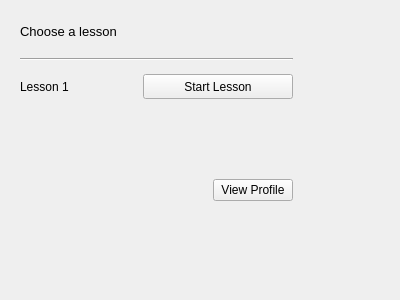
Above: mainmenuGUI.ui from WyattShawDal/ENGM-4620-PyProject before the change. Below: the same form after it.
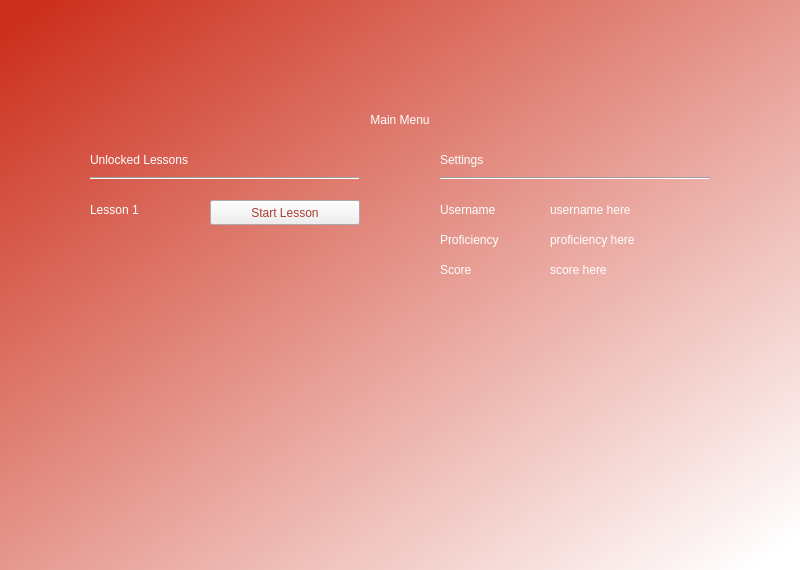
That is the form after the change.

What changed in the file:
```diff
--- a/mainmenuGUI.ui
+++ b/mainmenuGUI.ui
@@ -6,132 +6,254 @@
    <rect>
     <x>0</x>
     <y>0</y>
-    <width>400</width>
-    <height>300</height>
+    <width>800</width>
+    <height>570</height>
    </rect>
   </property>
   <property name="windowTitle">
    <string>Form</string>
   </property>
-  <widget class="QWidget" name="verticalLayoutWidget_2">
+  <widget class="QWidget" name="widget" native="true">
    <property name="geometry">
     <rect>
-     <x>20</x>
-     <y>10</y>
-     <width>273</width>
-     <height>191</height>
+     <x>0</x>
+     <y>0</y>
+     <width>800</width>
+     <height>570</height>
     </rect>
    </property>
-   <layout class="QVBoxLayout" name="verticalLayout_2">
-    <property name="sizeConstraint">
-     <enum>QLayout::SetNoConstraint</enum>
+   <property name="styleSheet">
+    <string notr="true">QWidget#widget{
+background-color: qlineargradient(spread:pad, x1:0, y1:0, x2:1, y2:1, stop:0.0302013 rgba(204, 48, 29, 255), stop:0.969799 rgba(255, 255, 255, 255));}</string>
+   </property>
+   <widget class="QLabel" name="label_7">
+    <property name="geometry">
+     <rect>
+      <x>200</x>
+      <y>100</y>
+      <width>400</width>
+      <height>40</height>
+     </rect>
     </property>
-    <item>
-     <layout class="QVBoxLayout" name="verticalLayout">
-      <property name="sizeConstraint">
-       <enum>QLayout::SetMinimumSize</enum>
-      </property>
-      <item>
-       <widget class="QLabel" name="label">
-        <property name="minimumSize">
-         <size>
-          <width>229</width>
-          <height>42</height>
-         </size>
-        </property>
-        <property name="font">
-         <font>
-          <pointsize>10</pointsize>
-         </font>
-        </property>
-        <property name="text">
-         <string>Choose a lesson</string>
-        </property>
-       </widget>
-      </item>
-      <item>
-       <widget class="Line" name="line">
-        <property name="minimumSize">
-         <size>
-          <width>229</width>
-          <height>3</height>
-         </size>
-        </property>
-        <property name="orientation">
-         <enum>Qt::Horizontal</enum>
-        </property>
-       </widget>
-      </item>
-      <item>
-       <layout class="QHBoxLayout" name="horizontalLayout">
-        <item>
-         <widget class="QLabel" name="label_2">
-          <property name="minimumSize">
-           <size>
-            <width>111</width>
-            <height>40</height>
-           </size>
-          </property>
-          <property name="text">
-           <string>Lesson 1</string>
-          </property>
-         </widget>
-        </item>
-        <item>
-         <widget class="QPushButton" name="lesson1Button">
-          <property name="minimumSize">
-           <size>
-            <width>150</width>
-            <height>25</height>
-           </size>
-          </property>
-          <property name="text">
-           <string>Start Lesson</string>
-          </property>
-         </widget>
-        </item>
-       </layout>
-      </item>
-     </layout>
-    </item>
-    <item>
-     <spacer name="verticalSpacer">
-      <property name="orientation">
-       <enum>Qt::Vertical</enum>
-      </property>
-      <property name="sizeHint" stdset="0">
-       <size>
-        <width>20</width>
-        <height>40</height>
-       </size>
-      </property>
-     </spacer>
-    </item>
-    <item>
-     <layout class="QHBoxLayout" name="horizontalLayout_2">
-      <item>
-       <spacer name="horizontalSpacer">
-        <property name="orientation">
-         <enum>Qt::Horizontal</enum>
-        </property>
-        <property name="sizeHint" stdset="0">
-         <size>
-          <width>40</width>
-          <height>20</height>
-         </size>
-        </property>
-       </spacer>
-      </item>
-      <item>
-       <widget class="QPushButton" name="profileButton">
-        <property name="text">
-         <string>View Profile</string>
-        </property>
-       </widget>
-      </item>
-     </layout>
-    </item>
-   </layout>
+    <property name="styleSheet">
+     <string notr="true">color: rgb(255, 255, 255);
+font: 12pt &quot;Terminal&quot;;</string>
+    </property>
+    <property name="text">
+     <string>Main Menu</string>
+    </property>
+    <property name="alignment">
+     <set>Qt::AlignCenter</set>
+    </property>
+   </widget>
+   <widget class="QPushButton" name="lesson1Button">
+    <property name="geometry">
+     <rect>
+      <x>210</x>
+      <y>200</y>
+      <width>150</width>
+      <height>25</height>
+     </rect>
+    </property>
+    <property name="minimumSize">
+     <size>
+      <width>150</width>
+      <height>25</height>
+     </size>
+    </property>
+    <property name="styleSheet">
+     <string notr="true">font: 8pt &quot;Terminal&quot;;
+color: rgb(170, 62, 50)</string>
+    </property>
+    <property name="text">
+     <string>Start Lesson</string>
+    </property>
+   </widget>
+   <widget class="QLabel" name="label">
+    <property name="geometry">
+     <rect>
+      <x>90</x>
+      <y>200</y>
+      <width>100</width>
+      <height>20</height>
+     </rect>
+    </property>
+    <property name="styleSheet">
+     <string notr="true">color: rgb(255, 255, 255);
+font: 8pt &quot;Terminal&quot;;</string>
+    </property>
+    <property name="text">
+     <string>Lesson 1</string>
+    </property>
+   </widget>
+   <widget class="QLabel" name="label_2">
+    <property name="geometry">
+     <rect>
+      <x>90</x>
+      <y>150</y>
+      <width>150</width>
+      <height>20</height>
+     </rect>
+    </property>
+    <property name="styleSheet">
+     <string notr="true">color: rgb(255, 255, 255);
+font: 8pt &quot;Terminal&quot;;</string>
+    </property>
+    <property name="text">
+     <string>Unlocked Lessons</string>
+    </property>
+   </widget>
+   <widget class="QLabel" name="label_3">
+    <property name="geometry">
+     <rect>
+      <x>440</x>
+      <y>150</y>
+      <width>150</width>
+      <height>20</height>
+     </rect>
+    </property>
+    <property name="styleSheet">
+     <string notr="true">color: rgb(255, 255, 255);
+font: 8pt &quot;Terminal&quot;;</string>
+    </property>
+    <property name="text">
+     <string>Settings</string>
+    </property>
+   </widget>
+   <widget class="QLabel" name="label_4">
+    <property name="geometry">
+     <rect>
+      <x>440</x>
+      <y>200</y>
+      <width>100</width>
+      <height>20</height>
+     </rect>
+    </property>
+    <property name="styleSheet">
+     <string notr="true">color: rgb(255, 255, 255);
+font: 8pt &quot;Terminal&quot;;</string>
+    </property>
+    <property name="text">
+     <string>Username</string>
+    </property>
+   </widget>
+   <widget class="QLabel" name="usernameLabel">
+    <property name="geometry">
+     <rect>
+      <x>550</x>
+      <y>200</y>
+      <width>150</width>
+      <height>20</height>
+     </rect>
+    </property>
+    <property name="styleSheet">
+     <string notr="true">color: rgb(255, 255, 255);
+font: 8pt &quot;Terminal&quot;;</string>
+    </property>
+    <property name="text">
+     <string>username here</string>
+    </property>
+   </widget>
+   <widget class="QLabel" name="label_6">
+    <property name="geometry">
+     <rect>
+      <x>440</x>
+      <y>230</y>
+      <width>100</width>
+      <height>20</height>
+     </rect>
+    </property>
+    <property name="styleSheet">
+     <string notr="true">color: rgb(255, 255, 255);
+font: 8pt &quot;Terminal&quot;;</string>
+    </property>
+    <property name="text">
+     <string>Proficiency</string>
+    </property>
+   </widget>
+   <widget class="QLabel" name="proficiencyLabel">
+    <property name="geometry">
+     <rect>
+      <x>550</x>
+      <y>230</y>
+      <width>150</width>
+      <height>20</height>
+     </rect>
+    </property>
+    <property name="styleSheet">
+     <string notr="true">color: rgb(255, 255, 255);
+font: 8pt &quot;Terminal&quot;;</string>
+    </property>
+    <property name="text">
+     <string>proficiency here</string>
+    </property>
+   </widget>
+   <widget class="QLabel" name="label_9">
+    <property name="geometry">
+     <rect>
+      <x>440</x>
+      <y>260</y>
+      <width>100</width>
+      <height>20</height>
+     </rect>
+    </property>
+    <property name="styleSheet">
+     <string notr="true">color: rgb(255, 255, 255);
+font: 8pt &quot;Terminal&quot;;</string>
+    </property>
+    <property name="text">
+     <string>Score</string>
+    </property>
+   </widget>
+   <widget class="QLabel" name="scoreLabel">
+    <property name="geometry">
+     <rect>
+      <x>550</x>
+      <y>260</y>
+      <width>150</width>
+      <height>20</height>
+     </rect>
+    </property>
+    <property name="styleSheet">
+     <string notr="true">color: rgb(255, 255, 255);
+font: 8pt &quot;Terminal&quot;;</string>
+    </property>
+    <property name="text">
+     <string>score here</string>
+    </property>
+   </widget>
+   <widget class="Line" name="line">
+    <property name="geometry">
+     <rect>
+      <x>90</x>
+      <y>170</y>
+      <width>270</width>
+      <height>16</height>
+     </rect>
+    </property>
+    <property name="styleSheet">
+     <string notr="true">font: 8pt &quot;Terminal&quot;;</string>
+    </property>
+    <property name="orientation">
+     <enum>Qt::Horizontal</enum>
+    </property>
+   </widget>
+   <widget class="Line" name="line_2">
+    <property name="geometry">
+     <rect>
+      <x>440</x>
+      <y>170</y>
+      <width>270</width>
+      <height>16</height>
+     </rect>
+    </property>
+    <property name="styleSheet">
+     <string notr="true">font: 8pt &quot;Terminal&quot;;</string>
+    </property>
+    <property name="orientation">
+     <enum>Qt::Horizontal</enum>
+    </property>
+   </widget>
   </widget>
  </widget>
  <resources/>
```
